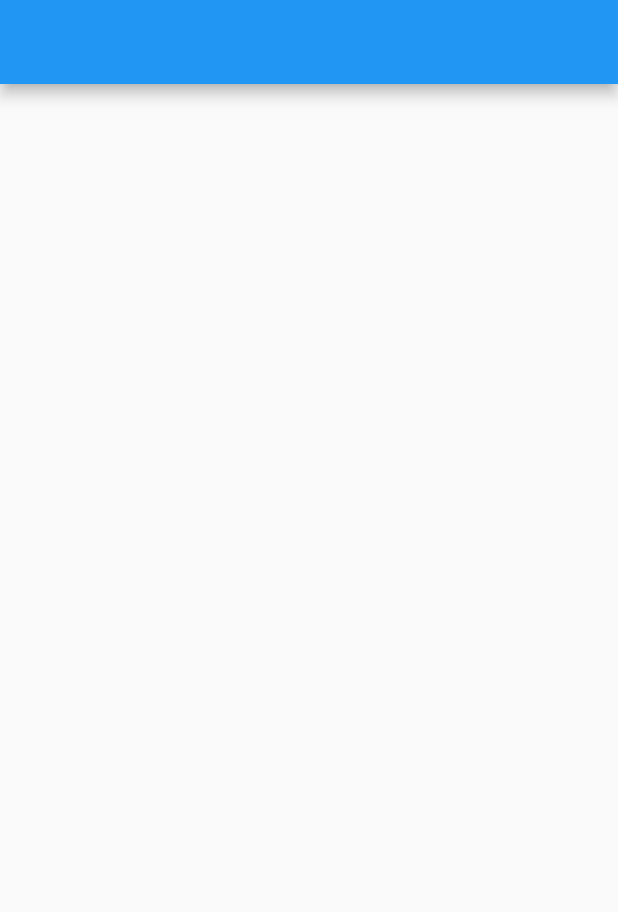
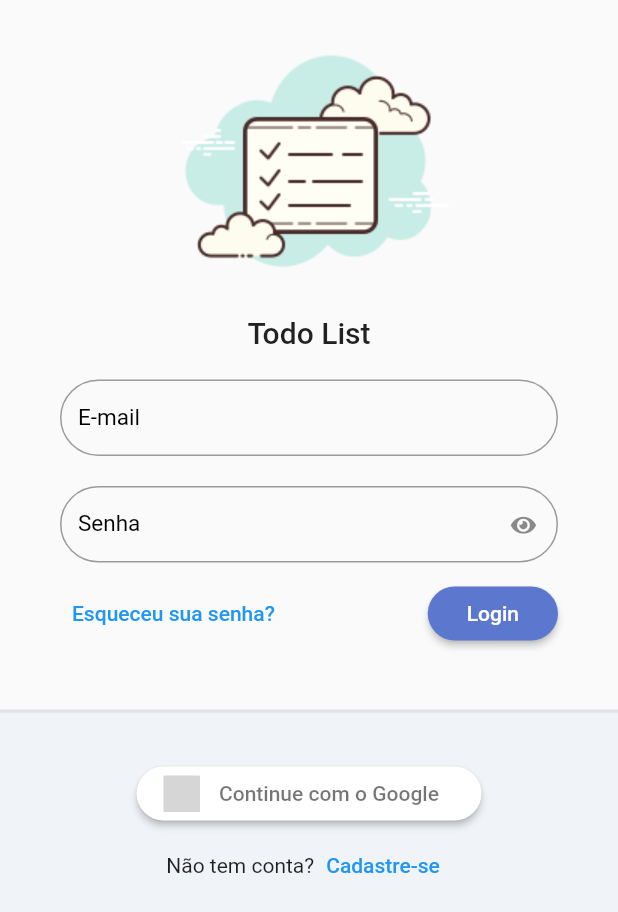
Before and after one commit to Luisbritto/To-Do_Flutter, a Flutter app: the screen it shows after launch, on a phone screen of 412 x 824 dp. Shown: the top 912 px of the screen. Run offline on Flutter 3.47's test engine with Material 2 defaults, Android fonts, the phone set to English and light mode, and no system bars; our stand-ins replace firebase_core, flutter_signin_button, google_fonts, sqflite, sqflite_common, synchronized; accounts and stored records are empty; Roboto replaces fonts that are missing (Mandali); grey boxes are pictures that could not be loaded.

Commit message:
Tela de login, registro
Separação em módulos, criação da tela de login e registro, e firebase auth

```diff
--- a/to_do_list/lib/app/core/database/sqlite_migration_factory.dart
+++ b/to_do_list/lib/app/core/database/sqlite_migration_factory.dart
@@ -1,7 +1,7 @@
 
+import 'package:to_do_list/app/core/database/migrations/migration.dart';
 import 'package:to_do_list/app/core/database/migrations/migration_v1.dart';
 
-import 'migrations/migration.dart';
 
 class SqliteMigrationFactory {
 
--- /dev/null
+++ b/to_do_list/lib/app/core/modules/todo_list_module.dart
@@ -0,0 +1,19 @@
+import 'package:flutter/material.dart';
+import 'package:provider/single_child_widget.dart';
+import 'package:to_do_list/app/core/modules/todo_list_page.dart';
+
+abstract class TodoListModule{
+
+  final Map<String, WidgetBuilder> _routers;
+  final List<SingleChildWidget>? _bindings;
+
+  TodoListModule({
+    List<SingleChildWidget>? bindings,
+    required Map<String, WidgetBuilder> routers
+  }) : _routers = routers, _bindings = bindings;
+
+  Map<String, WidgetBuilder> get routers {
+    return _routers.map((key, pageBuilder) => MapEntry(key, (_) => TodoListPage(bindings: _bindings,
+    page: pageBuilder,)));
+  }
+}
--- /dev/null
+++ b/to_do_list/lib/app/core/modules/todo_list_page.dart
@@ -0,0 +1,23 @@
+import 'package:flutter/material.dart';
+import 'package:provider/provider.dart';
+import 'package:provider/single_child_widget.dart';
+
+class TodoListPage extends StatelessWidget {
+  final List<SingleChildWidget>? _bindings;
+  final WidgetBuilder _page;
+
+  TodoListPage(
+      {Key? key,
+      List<SingleChildWidget>? bindings,
+      required WidgetBuilder page})
+      : _bindings = bindings,
+      _page = page,
+      super(key: key);
+
+  @override
+  Widget build(BuildContext context) {
+    return MultiProvider(providers: _bindings ?? [Provider(create: (_) => Object())],
+    child: Builder(builder: (context) => _page(context)),
+    );
+  }
+}
--- /dev/null
+++ b/to_do_list/lib/app/core/ui/my_flutter_app_icons.dart
@@ -0,0 +1,30 @@
+/// Flutter icons MyFlutterApp
+/// Copyright (C) 2021 by original authors @ fluttericon.com, fontello.com
+/// This font was generated by FlutterIcon.com, which is derived from Fontello.
+///
+/// To use this font, place it in your fonts/ directory and include the
+/// following in your pubspec.yaml
+///
+/// flutter:
+///   fonts:
+///    - family:  MyFlutterApp
+///      fonts:
+///       - asset: fonts/MyFlutterApp.ttf
+///
+///
+/// * Font Awesome 5, Copyright (C) 2016 by Dave Gandy
+///         Author:    Dave Gandy
+///         License:   SIL (https://github.com/FortAwesome/Font-Awesome/blob/master/LICENSE.txt)
+///         Homepage:  http://fortawesome.github.com/Font-Awesome/
+///
+import 'package:flutter/widgets.dart';
+
+class MyFlutterApp {
+  MyFlutterApp._();
+
+  static const _kFontFam = 'MyFlutterApp';
+  static const String? _kFontPkg = null;
+
+  static const IconData eye = IconData(0xf06e, fontFamily: _kFontFam, fontPackage: _kFontPkg);
+  static const IconData eye_slash = IconData(0xf070, fontFamily: _kFontFam, fontPackage: _kFontPkg);
+}
--- /dev/null
+++ b/to_do_list/lib/app/core/ui/todo_list_ui_config.dart
@@ -0,0 +1,19 @@
+
+import 'package:flutter/material.dart';
+import 'package:google_fonts/google_fonts.dart';
+
+class TodoListUiConfig {
+
+  TodoListUiConfig._(
+
+  );
+
+  static ThemeData get theme => ThemeData(
+    textTheme: GoogleFonts.mandaliTextTheme(),
+    primaryColor: Color(0xff5C77CE),
+    primaryColorLight: Color(0xffABC8F7),
+    elevatedButtonTheme: ElevatedButtonThemeData(style: ElevatedButton.styleFrom(
+      primary: Color(0xff5C77CE)
+    ))
+  );
+}
--- /dev/null
+++ b/to_do_list/lib/app/core/widget/todo_list_field.dart
@@ -0,0 +1,58 @@
+
+
+import 'package:flutter/material.dart';
+import 'package:to_do_list/app/core/ui/my_flutter_app_icons.dart';
+
+class TodoListField extends StatelessWidget {
+  final bool obscureText;
+  final String label;
+  final IconButton? suffixIconButton;
+  final ValueNotifier<bool> obscureTextVN;
+
+  TodoListField(
+      {Key? key,
+      required this.label,
+      this.obscureText = false,
+      this.suffixIconButton})
+      : assert(obscureText == true ? suffixIconButton == null : true,
+            'Obscure Text Não pode ser enviado em conjunto com suffixIconButton'),
+            obscureTextVN = ValueNotifier(obscureText),
+        super(key: key);
+
+  @override
+  Widget build(BuildContext context) {
+    return ValueListenableBuilder<bool>(
+        valueListenable: obscureTextVN,
+        builder: (_, obscureTextValue, child) {
+            return TextFormField(
+          decoration: InputDecoration(
+            labelText: label,
+            labelStyle: TextStyle(fontSize: 15, color: Colors.black),
+            border: OutlineInputBorder(borderRadius: BorderRadius.circular(30)),
+
+            errorBorder: OutlineInputBorder(
+              borderRadius: BorderRadius.circular(30),
+              borderSide: BorderSide(color: Colors.red),
+            ),
+            isDense: true,
+
+            suffixIcon: this.suffixIconButton ??
+                (obscureText == true
+                    ? IconButton(
+                        onPressed: () {
+                          obscureTextVN.value= !obscureTextVN.value;
+                        },
+                        icon: Icon(
+                          !obscureTextValue ? MyFlutterApp.eye_slash : MyFlutterApp.eye,
+                          size: 15,
+                        ),
+                      )
+                    : null),
+          ),
+          obscureText: obscureTextValue,
+
+        );
+        },
+    );
+  }
+}
--- /dev/null
+++ b/to_do_list/lib/app/core/widget/todo_list_logo.dart
@@ -0,0 +1,21 @@
+import 'package:flutter/material.dart';
+import 'package:to_do_list/app/core/ui/theme_extensions.dart';
+
+class TodoListLogo extends StatelessWidget {
+  const TodoListLogo({Key? key}) : super(key: key);
+
+  @override
+  Widget build(BuildContext context) {
+    return Column(
+      mainAxisAlignment: MainAxisAlignment.center,
+      children: [
+        Image.asset(
+          'assets/logo.png',
+          height: 200,
+        ),
+        Text('Todo List', style: context.textTheme.headline6),
+
+      ],
+    );
+  }
+}
--- /dev/null
+++ b/to_do_list/lib/app/modules/auth/auth_module.dart
@@ -0,0 +1,22 @@
+
+import 'package:provider/provider.dart';
+import 'package:to_do_list/app/core/modules/todo_list_module.dart';
+import 'package:to_do_list/app/modules/auth/login/login_controller.dart';
+import 'package:to_do_list/app/modules/auth/login/login_page.dart';
+import 'package:to_do_list/app/modules/auth/register/register_controller.dart';
+import 'package:to_do_list/app/modules/auth/register/register_page.dart';
+
+class AuthModule extends TodoListModule {
+  AuthModule()
+      : super(bindings: [
+          ChangeNotifierProvider(
+            create: (_) => LoginController(),
+          ),
+          ChangeNotifierProvider(
+            create: (_) => RegisterController(),
+          )
+        ], routers: {
+          '/login': (context) => LoginPage(),
+          '/register': (context) => RegisterPage()
+        });
+}
--- /dev/null
+++ b/to_do_list/lib/app/modules/auth/login/login_controller.dart
@@ -0,0 +1,6 @@
+
+import 'package:flutter/cupertino.dart';
+
+class LoginController extends ChangeNotifier{
+
+}
--- /dev/null
+++ b/to_do_list/lib/app/modules/auth/login/login_page.dart
@@ -0,0 +1,117 @@
+import 'package:flutter/material.dart';
+import 'package:flutter_signin_button/flutter_signin_button.dart';
+import 'package:provider/provider.dart';
+import 'package:to_do_list/app/core/widget/todo_list_field.dart';
+import 'package:to_do_list/app/core/widget/todo_list_logo.dart';
+import 'package:to_do_list/app/modules/auth/login/login_controller.dart';
+
+class LoginPage extends StatelessWidget {
+  const LoginPage({Key? key}) : super(key: key);
+
+  @override
+  Widget build(BuildContext context) {
+    Provider.of<LoginController>(context);
+    return Scaffold(
+      body: LayoutBuilder(
+        builder: (context, constraints) {
+          return SingleChildScrollView(
+            child: ConstrainedBox(
+              constraints: BoxConstraints(
+                  minHeight: constraints.maxHeight,
+                  minWidth: constraints.maxWidth),
+              child: IntrinsicHeight(
+                  child: Column(
+                mainAxisSize: MainAxisSize.min,
+                children: [
+                  SizedBox(
+                    height: 10,
+                  ),
+                  TodoListLogo(),
+                  Padding(
+                    padding: const EdgeInsets.symmetric(
+                        horizontal: 40, vertical: 20),
+                    child: Form(
+                        child: Column(
+                      children: [
+                        TodoListField(
+                          label: 'E-mail',
+                        ),
+                        SizedBox(
+                          height: 20,
+                        ),
+                        TodoListField(
+                          label: 'Senha',
+                          obscureText: true,
+                        ),
+                        SizedBox(
+                          height: 10,
+                        ),
+                        Row(
+                          mainAxisAlignment: MainAxisAlignment.spaceBetween,
+                          children: [
+                            TextButton(
+                              onPressed: () {},
+                              child: Text('Esqueceu sua senha?'),
+                            ),
+                            ElevatedButton(
+                              onPressed: () {},
+                              child: Padding(
+                                padding: const EdgeInsets.all(10.0),
+                                child: Text('Login'),
+                              ),
+                              style: ElevatedButton.styleFrom(
+                                  shape: RoundedRectangleBorder(
+                                borderRadius: BorderRadius.circular(20),
+                              )),
+                            )
+                          ],
+                        )
+                      ],
+                    )),
+                  ),
+                  SizedBox(
+                    height: 20,
+                  ),
+                  Expanded(
+                    child: Container(
+                      decoration: BoxDecoration(
+                        color: Color(0xffF0F3F7),
+                        border: Border(
+                            top: BorderSide(
+                                width: 2, color: Colors.grey.withAlpha(50))),
+                      ),
+                      child: Column(
+                        children: [
+                          SizedBox(
+                            height: 30,
+                          ),
+                          SignInButton(Buttons.Google,
+                              text: 'Continue com o Google',
+                              padding: EdgeInsets.all(5),
+                              shape: OutlineInputBorder(
+                                  borderRadius: BorderRadius.circular(30),
+                                  borderSide: BorderSide.none),
+                              onPressed: () {}),
+                          Row(
+                            mainAxisAlignment: MainAxisAlignment.center,
+                            children: [
+                              Text('Não tem conta?'),
+                              TextButton(
+                                  onPressed: () {
+                                    Navigator.of(context).pushNamed('/register');
+                                  }, child: Text('Cadastre-se'))
+                            ],
+                          )
+                        ],
+                      ),
+                    ),
+                  )
+                ],
+              )),
+            ),
+          );
+        },
+      ),
+    );
+  }
+}
--- /dev/null
+++ b/to_do_list/lib/app/modules/auth/register/register_controller.dart
@@ -0,0 +1,5 @@
+import 'package:flutter/material.dart';
+
+class RegisterController extends ChangeNotifier {
+
+}
--- a/to_do_list/lib/app/services/app_widget.dart
+++ b/to_do_list/lib/app/services/app_widget.dart
@@ -1,29 +1,29 @@
 import 'package:flutter/material.dart';
 import 'package:to_do_list/app/core/database/sqlite_adm_connection.dart';
+import 'package:to_do_list/app/core/ui/todo_list_ui_config.dart';
+import 'package:to_do_list/app/modules/auth/auth_module.dart';
 import 'package:to_do_list/app/modules/splash/splash_page.dart';
 
 class AppWidget extends StatefulWidget {
-
-  const AppWidget({ Key? key }) : super(key: key);
+  const AppWidget({Key? key}) : super(key: key);
 
   @override
   _AppWidgetState createState() => _AppWidgetState();
 }
 
 class _AppWidgetState extends State<AppWidget> {
-
   final sqliteAdmConnection = SqliteAdmConnection();
 
   @override
   void initState() {
 
+
+    WidgetsBinding.instance?.addObserver(sqliteAdmConnection);
     super.initState();
-    WidgetsBinding.instance?.addObserver(sqliteAdmConnection);
   }
 
   @override
   void dispose() {
-
     WidgetsBinding.instance?.removeObserver(sqliteAdmConnection);
     super.dispose();
   }
@@ -32,6 +32,11 @@ class _AppWidgetState extends State<AppWidget> {
   Widget build(BuildContext context) {
     return MaterialApp(
       title: 'Todo List Provider',
+      initialRoute: '/login',
+      theme: TodoListUiConfig.theme,
+      routes: {
+        ...AuthModule().routers
+      },
       home: SplashPage(),
     );
   }
--- a/to_do_list/lib/main.dart
+++ b/to_do_list/lib/main.dart
@@ -1,6 +1,9 @@
+import 'package:firebase_core/firebase_core.dart';
 import 'package:flutter/material.dart';
 import 'package:to_do_list/app/services/app_module.dart';
 
-void main() {
+Future<void> main() async {
+  WidgetsFlutterBinding.ensureInitialized();
+  await Firebase.initializeApp();
   runApp(AppModule());
 }
```
Also changed, not shown: to_do_list/lib/app/core/ui/theme_extensions.dart (added, +15 -0 lines), to_do_list/lib/app/modules/auth/register/register_page.dart (added, +86 -0 lines), to_do_list/pubspec.yaml (+10 -5 lines), to_do_list/assets/fonts/MyFlutterApp.ttf (added), to_do_list/assets/logo.png (added), to_do_list/pubspec.lock, 5 other files. Lines whose indentation alone changed are shown as unchanged.
